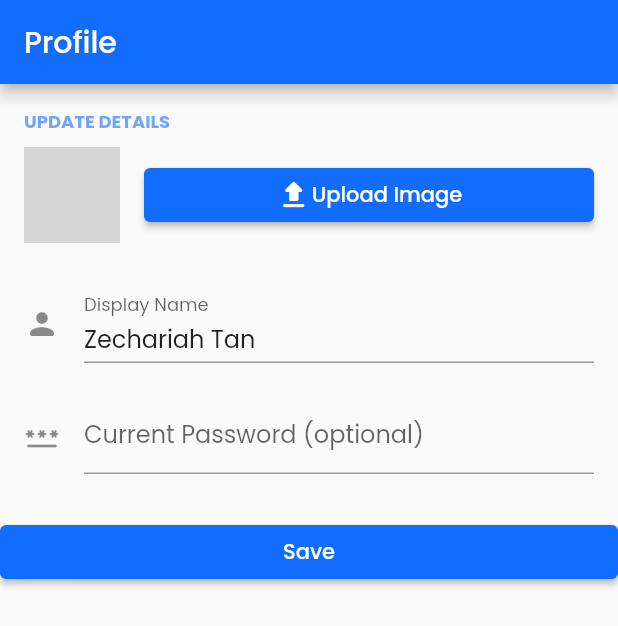
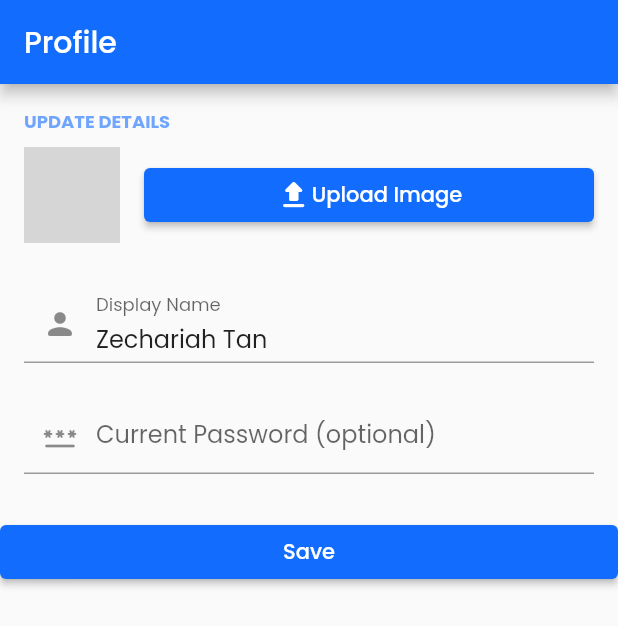
Before and after one commit to zS1L3NT/soundroid-v2, a Flutter app: the ProfileScreen widget shown alone on an empty page, opened directly, on a phone screen of 412 x 824 dp. Shown: the top 626 px of the screen. Run offline on Flutter 3.47's test engine with Material 2 defaults, Android fonts, the phone set to English and light mode, and no system bars; drawn by our look-alikes of flutter_settings_screens; our stand-ins replace auto_size_text, firebase_core, hive_flutter, marquee, palette_generator, transparent_image; missing offline and left inert: indexed; accounts and stored records are empty; network calls fail; grey boxes are pictures that could not be loaded.

Commit message:
💄 add prefixIcon to all inputs

```diff
--- a/lib/ui/screens/forgot_password.dart
+++ b/lib/ui/screens/forgot_password.dart
@@ -51,6 +51,7 @@ class _ForgotPasswordScreenState extends State<ForgotPasswordScreen> {
                     border: OutlineInputBorder(),
                     hintText: 'Enter your email address',
                     labelText: "Email Address",
+                    prefixIcon: Icon(Icons.email_rounded),
                     contentPadding: EdgeInsets.symmetric(
                       horizontal: 12,
                       vertical: 4,
--- a/lib/ui/screens/main/settings/profile.dart
+++ b/lib/ui/screens/main/settings/profile.dart
@@ -61,9 +61,9 @@ class ProfileScreenState extends State<ProfileScreen> {
                 child: TextFormField(
                   initialValue: "Zechariah Tan",
                   decoration: const InputDecoration(
-                    icon: Icon(Icons.person_rounded),
                     hintText: 'What should we call you?',
                     labelText: 'Display Name',
+                    prefixIcon: Icon(Icons.person_rounded),
                     contentPadding: EdgeInsets.fromLTRB(0, 8, 0, 4),
                   ),
                 ),
@@ -77,8 +77,8 @@ class ProfileScreenState extends State<ProfileScreen> {
                     });
                   },
                   decoration: const InputDecoration(
-                    icon: Icon(Icons.password_rounded),
                     labelText: 'Current Password (optional)',
+                    prefixIcon: Icon(Icons.password_rounded),
                     contentPadding: EdgeInsets.fromLTRB(0, 8, 0, 4),
                   ),
                 ),
@@ -89,8 +89,8 @@ class ProfileScreenState extends State<ProfileScreen> {
                       padding: const EdgeInsets.symmetric(horizontal: 16, vertical: 12),
                       child: TextFormField(
                         decoration: const InputDecoration(
-                          icon: Icon(Icons.password_rounded),
                           labelText: 'New Password',
+                          prefixIcon: Icon(Icons.password_rounded),
                           contentPadding: EdgeInsets.fromLTRB(0, 8, 0, 4),
                         ),
                       ),
@@ -101,8 +101,8 @@ class ProfileScreenState extends State<ProfileScreen> {
                       padding: const EdgeInsets.symmetric(horizontal: 16, vertical: 12),
                       child: TextFormField(
                         decoration: const InputDecoration(
-                          icon: Icon(Icons.password_rounded),
                           labelText: 'New Password Confirmation',
+                          prefixIcon: Icon(Icons.password_rounded),
                           contentPadding: EdgeInsets.fromLTRB(0, 8, 0, 4),
                         ),
                       ),
--- a/lib/ui/screens/reset_password.dart
+++ b/lib/ui/screens/reset_password.dart
@@ -54,6 +54,7 @@ class _ResetPasswordScreenState extends State<ResetPasswordScreen> {
                     border: const OutlineInputBorder(),
                     hintText: 'Enter your password',
                     labelText: "Password",
+                    prefixIcon: const Icon(Icons.password_rounded),
                     contentPadding: const EdgeInsets.symmetric(
                       horizontal: 12,
                       vertical: 4,
@@ -89,6 +90,7 @@ class _ResetPasswordScreenState extends State<ResetPasswordScreen> {
                     border: const OutlineInputBorder(),
                     hintText: 'Enter your password confirmation',
                     labelText: "Confirm Password",
+                    prefixIcon: const Icon(Icons.password_rounded),
                     contentPadding: const EdgeInsets.symmetric(
                       horizontal: 12,
                       vertical: 4,
--- a/lib/ui/screens/signin.dart
+++ b/lib/ui/screens/signin.dart
@@ -57,6 +57,7 @@ class _SigninScreenState extends State<SigninScreen> {
                       border: OutlineInputBorder(),
                       hintText: 'Enter your email address',
                       labelText: 'Email Address',
+                      prefixIcon: Icon(Icons.email_rounded),
                       contentPadding: EdgeInsets.symmetric(
                         horizontal: 12,
                         vertical: 4,
@@ -78,6 +79,7 @@ class _SigninScreenState extends State<SigninScreen> {
                       border: const OutlineInputBorder(),
                       hintText: 'Enter your password',
                       labelText: "Password",
+                      prefixIcon: const Icon(Icons.password_rounded),
                       contentPadding: const EdgeInsets.only(
                         top: 4,
                         bottom: 4,
--- a/lib/ui/screens/signup.dart
+++ b/lib/ui/screens/signup.dart
@@ -53,6 +53,7 @@ class _SignupScreenState extends State<SignupScreen> {
                     border: OutlineInputBorder(),
                     hintText: 'Enter your name',
                     labelText: "Name",
+                    prefixIcon: Icon(Icons.person_rounded),
                     contentPadding: EdgeInsets.symmetric(
                       horizontal: 12,
                       vertical: 4,
@@ -73,6 +74,7 @@ class _SignupScreenState extends State<SignupScreen> {
                     border: OutlineInputBorder(),
                     hintText: 'Enter your email address',
                     labelText: "Email Address",
+                    prefixIcon: Icon(Icons.email_rounded),
                     contentPadding: EdgeInsets.symmetric(
                       horizontal: 12,
                       vertical: 4,
@@ -94,6 +96,7 @@ class _SignupScreenState extends State<SignupScreen> {
                     border: const OutlineInputBorder(),
                     hintText: 'Enter your password',
                     labelText: "Password",
+                    prefixIcon: const Icon(Icons.password_rounded),
                     contentPadding: const EdgeInsets.only(
                       top: 4,
                       bottom: 4,
```
